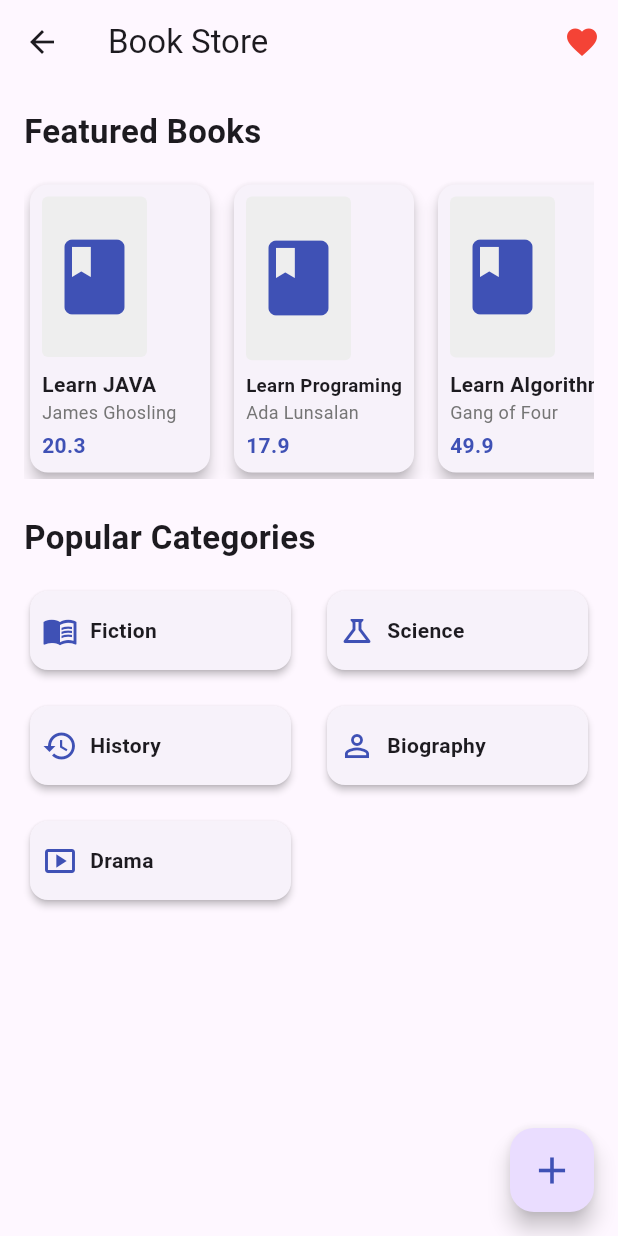
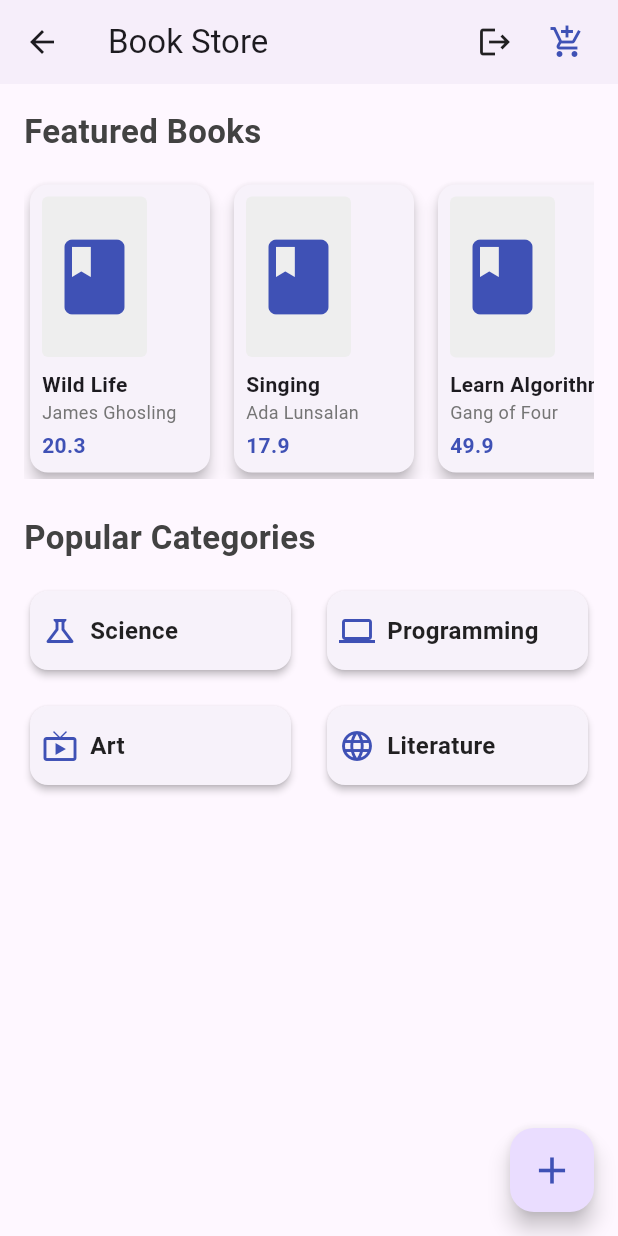
Before and after one commit to HeshmatGhaffariHadid/book-store, a Flutter app: the HomePage screen opened by its route, on a phone screen of 412 x 824 dp. Run offline on Flutter 3.47's test engine with Material 3 defaults, Android fonts, the phone set to English and light mode, and no system bars; our stand-ins replace firebase_auth, firebase_core; accounts and stored records are empty.

Commit message:
category file implemeted

```diff
--- a/lib/fav_storage.dart
+++ /dev/null
@@ -1,22 +0,0 @@
-
-import 'model/book.dart';
-
-class FavStorage {
-  static final List<Book> favorites = [
-    Book(
-      title: 'Learn JAVA',
-      author: 'James Ghosling',
-      description:
-      'Learning JAVA is quite simple if you this book as your main reference in the your coding world',
-      price: '20.3',
-    ),
-  ];
-
-  static void addFavorite(Book book) {
-    favorites.add(book);
-  }
-
-  static void removeBook(Book book) {
-    favorites.remove(book);
-  }
-}
--- a/lib/model/book.dart
+++ b/lib/model/book.dart
@@ -2,7 +2,8 @@ class Book {
   final String title;
   final String author;
   final String description;
+  final String category;
   final String price;
 
-  Book({required this.title, required this.author, required this.description, required this.price});
+  Book({required this.title, required this.author, required this.description,required this.category, required this.price});
 }
--- /dev/null
+++ b/lib/model/categories.dart
@@ -0,0 +1,42 @@
+import 'package:monograph/model/book.dart';
+
+class Categories{
+  static List<Book> science = [Book(
+    title: 'Physics Secrets',
+    author: 'Albert Anstine',
+    description:
+    'Learning Physics is quite Complex if you choose other books as your main reference in the your learning world',
+    category: 'science',
+    price: '20.3',
+  ),];
+  static List<Book> art = [
+    Book(
+      title: 'Singing',
+      author: 'Ada Lunsalan',
+      description:
+      'Learning singing is quite simple if you choose this book as your main reference in the your coding world',
+      category: 'art',
+      price: '17.9',
+    ),
+  ];
+  static List<Book> programming = [Book(
+    title: 'Learn Algorithm',
+    author: 'Gang of Four',
+    description:
+    'The most popular and efficient algorithms are described in this valuable book',
+    category: 'programming',
+    price: '49.9',
+  ),];
+  static List<Book> literature = [
+    Book(
+      title: 'Arabic',
+      author: 'Musa Mashal',
+      description:
+      'Arabic is the most historical and powerful language of the world, about all significant science books are written in Arabic, it is the early Islam language and the holy Quran is written in Arabic',
+      category: 'Literature',
+      price: '49.9',
+    ),
+  ];
+
+
+}
--- /dev/null
+++ b/lib/model/fav_storage.dart
@@ -0,0 +1,18 @@
+
+import 'package:monograph/model/categories.dart';
+
+import 'book.dart';
+
+class FavStorage {
+  static final List<Book> favorites = [
+    Categories.art[0],
+  ];
+
+  static void addFavorite(Book book) {
+    favorites.add(book);
+  }
+
+  static void removeBook(Book book) {
+    favorites.remove(book);
+  }
+}
--- a/lib/screens/home_page.dart
+++ b/lib/pages/home_page.dart
@@ -1,5 +1,7 @@
-
+import 'package:firebase_auth/firebase_auth.dart';
 import 'package:flutter/material.dart';
+import 'package:monograph/pages/Category_list.dart';
+import 'package:monograph/pages/signin_signup_pages/signIn_page.dart';
 import '../constants.dart';
 import '../model/book.dart';
 import 'details_page.dart';
@@ -22,20 +24,23 @@ class _HomePageState extends State<HomePage> {
   final authorNode = FocusNode();
   final descNode = FocusNode();
   final pricesNode = FocusNode();
+  final auth = FirebaseAuth.instance;
 
   final List<Book> books = [
     Book(
-      title: 'Learn JAVA',
+      title: 'Wild Life',
       author: 'James Ghosling',
       description:
           'Learning JAVA is quite simple if you choose this book as your main reference in the your coding world',
+      category: 'science',
       price: '20.3',
     ),
     Book(
-      title: 'Learn Programing',
+      title: 'Singing',
       author: 'Ada Lunsalan',
       description:
-          'Learning programing is quite simple if you choose this book as your main reference in the your coding world',
+          'Learning singing is quite simple if you choose this book as your main reference in the your coding world',
+      category: 'art',
       price: '17.9',
     ),
     Book(
@@ -43,6 +48,15 @@ class _HomePageState extends State<HomePage> {
       author: 'Gang of Four',
       description:
           'The most popular and efficient algorithms are described in this valuable book',
+      category: 'programming',
+      price: '49.9',
+    ),
+    Book(
+      title: 'Arabic',
+      author: 'Musa Mashal',
+      description:
+          'Arabic is the most historical and powerful language of the world, about all significant science books are written in Arabic, it is the early Islam language and the holy Quran is written in Arabic',
+      category: 'drama',
       price: '49.9',
     ),
   ];
@@ -53,10 +67,24 @@ class _HomePageState extends State<HomePage> {
         title: const Text('Book Store'),
         actions: [
           IconButton(
-            icon: Icon(Icons.favorite, color: Colors.red[500]),
-            onPressed: () {
-              Navigator.pushNamed(context, FavoritesPage.routeName);
+            icon: Icon(Icons.logout, color: Colors.black87),
+            onPressed: () async {
+              await auth.signOut();
+              Navigator.pop(context);
+              Navigator.pushNamed(context, SignInPage.routeName);
             },
+          ),
+          Padding(
+            padding: const EdgeInsets.only(right: 10),
+            child: IconButton(
+              icon: Icon(
+                Icons.add_shopping_cart_outlined,
+                color: Colors.indigo,
+              ),
+              onPressed: () {
+                Navigator.pushNamed(context, FavoritesPage.routeName);
+              },
+            ),
           ),
         ],
       ),
@@ -65,9 +93,9 @@ class _HomePageState extends State<HomePage> {
         child: Column(
           crossAxisAlignment: CrossAxisAlignment.start,
           children: [
-            const Text(
+            Text(
               'Featured Books',
-              style: TextStyle(fontSize: 22, fontWeight: FontWeight.bold),
+              style: TextStyle(fontSize: 22, fontWeight: FontWeight.bold, color:Colors.grey[800]),
             ),
             const SizedBox(height: 16),
             SizedBox(
@@ -83,6 +111,7 @@ class _HomePageState extends State<HomePage> {
                       books[index].title,
                       books[index].author,
                       books[index].description,
+                      books[index].category,
                       books[index].price,
                     ),
                   );
@@ -90,9 +119,9 @@ class _HomePageState extends State<HomePage> {
               ),
             ),
             const SizedBox(height: 24),
-            const Text(
+             Text(
               'Popular Categories',
-              style: TextStyle(fontSize: 22, fontWeight: FontWeight.bold),
+              style: TextStyle(fontSize: 22, fontWeight: FontWeight.bold,color: Colors.grey[800]),
             ),
             const SizedBox(height: 16),
             GridView.count(
@@ -105,11 +134,10 @@ class _HomePageState extends State<HomePage> {
               crossAxisSpacing: 16, // Spacing between rows
               mainAxisSpacing: 16, // Spacing between rows
               children: [
-                _buildCategory('Fiction', Icons.menu_book_outlined),
                 _buildCategory('Science', Icons.science_outlined),
-                _buildCategory('History', Icons.history_outlined),
-                _buildCategory('Biography', Icons.person_outline),
-                _buildCategory('Drama', Icons.smart_display_outlined),
+                _buildCategory('Programming', Icons.computer),
+                _buildCategory('Art', Icons.live_tv),
+                _buildCategory('Literature', Icons.language),
               ],
             ),
           ],
@@ -183,18 +211,22 @@ class _HomePageState extends State<HomePage> {
                                 TextButton(
                                   onPressed: () {
                                     setState(() {
-                                      books.insert( 0 ,
+                                      books.insert(
+                                        0,
                                         Book(
                                           title: titleController.text,
                                           author: authorController.text,
                                           description:
                                               descriptionController.text,
                                           price: priceController.text,
+                                          category: '',
                                         ),
                                       );
                                     });
                                     Navigator.pop(context);
-                                    ScaffoldMessenger.of(context).showSnackBar(SnackBar(content: Text('New book added')));
+                                    ScaffoldMessenger.of(context).showSnackBar(
+                                      SnackBar(content: Text('New book added')),
+                                    );
                                     titleController.clear();
                                     authorController.clear();
                                     descriptionController.clear();
@@ -252,6 +284,7 @@ class _HomePageState extends State<HomePage> {
     String title,
     String author,
     String description,
+    String category,
     String price,
   ) {
     return GestureDetector(
@@ -263,6 +296,7 @@ class _HomePageState extends State<HomePage> {
             'title': title,
             'author': author,
             'description': description,
+            'category': category,
             'price': price.toString(),
           },
         );
@@ -317,21 +351,7 @@ class _HomePageState extends State<HomePage> {
     return GestureDetector(
       onTap: () {
         setState(() {
-          showModalBottomSheet(
-            context: context,
-            builder: (BuildContext context) {
-              return SizedBox(
-                height: 80,
-                width: double.infinity,
-                child: Center(
-                  child: Text(
-                    'Hello',
-                    style: TextStyle(fontSize: 24, color: primaryColor),
-                  ),
-                ),
-              );
-            },
-          );
+Navigator.pushNamed(context, CategoryList.routeName);
         });
       },
       child: Card(
@@ -342,7 +362,7 @@ class _HomePageState extends State<HomePage> {
             children: [
               Icon(icon, color: primaryColor),
               const SizedBox(width: 8),
-              Text(name, style: const TextStyle(fontWeight: FontWeight.bold)),
+              Text(name, style: const TextStyle(fontWeight: FontWeight.bold, fontSize: 16, color: Colors.black87)),
             ],
           ),
         ),
--- a/pubspec.yaml
+++ b/pubspec.yaml
@@ -35,6 +35,8 @@ dependencies:
   # Use with the CupertinoIcons class for iOS style icons.
   cupertino_icons: ^1.0.8
   firebase_core:
+  firebase_auth:
+  firebase_storage:
 
 dev_dependencies:
   flutter_test:
```
Also changed, not shown: lib/main.dart (+13 -7 lines), lib/pages/Category_list.dart (added, +52 -0 lines), lib/pages/details_page.dart (renamed from lib/screens/details_page.dart, +21 -5 lines), lib/pages/favorite_page.dart (renamed from lib/screens/favorite_page.dart, +5 -4 lines), lib/pages/signin_signup_pages/SignUp_page.dart (renamed from lib/screens/signin_signup_pages/SignUp_page.dart, +38 -11 lines), lib/pages/signin_signup_pages/signIn_page.dart (renamed from lib/screens/signin_signup_pages/signIn_page.dart, +45 -13 lines), pubspec.lock, 4 other files.
